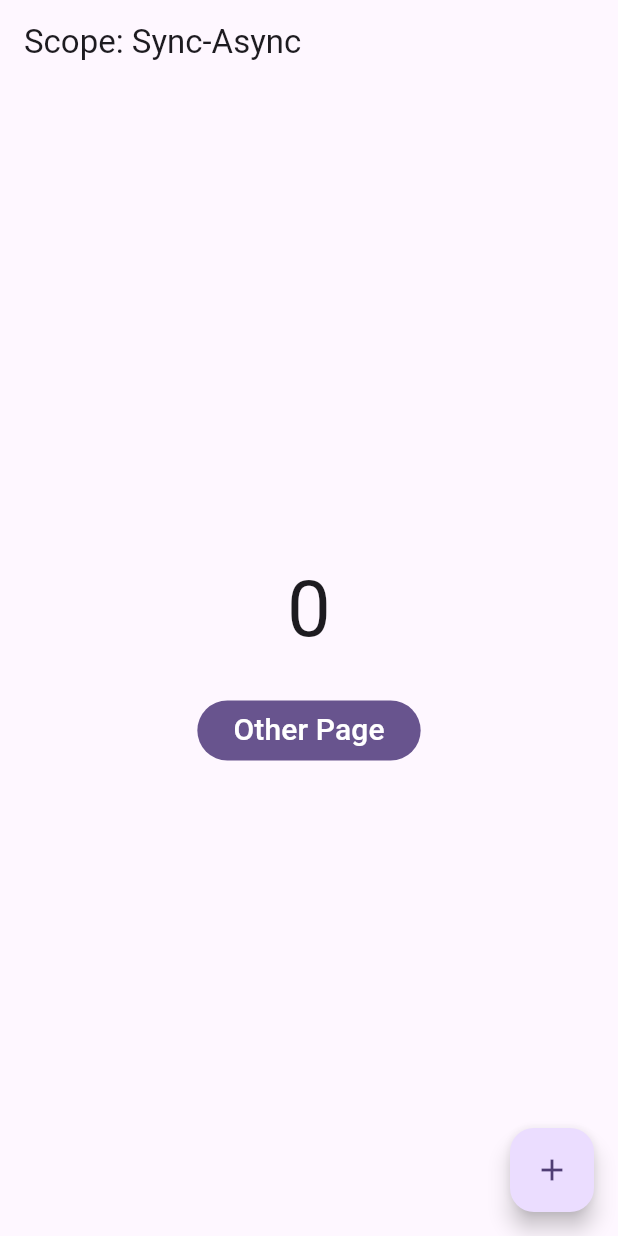
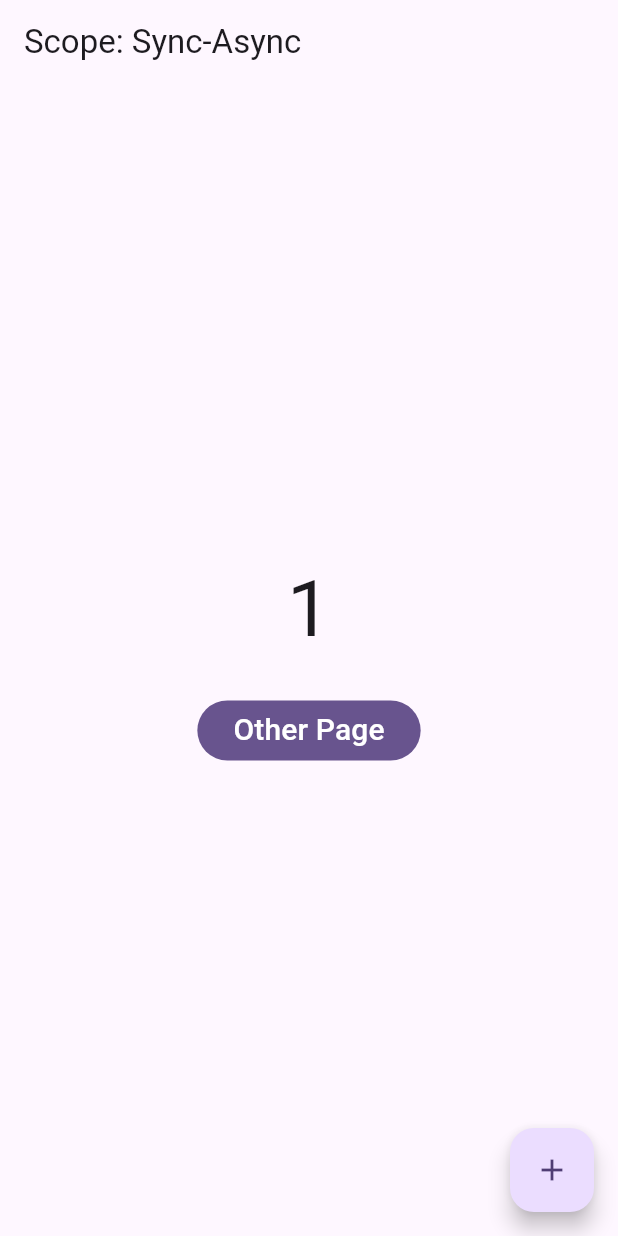
Before and after one commit to heavyfran/sync_provider_for_async_apis, a Flutter app: the screen it shows after launch, after a tap on the "add" icon, on a phone screen of 412 x 824 dp. Run offline on Flutter 3.47's test engine with Material 2 defaults, Android fonts, the phone set to English and light mode, and no system bars; our stand-ins replace flutter_riverpod, riverpod_annotation, shared_preferences; generated files the repository leaves out were written again.

```diff
--- /dev/null
+++ b/lib/counter_provider.dart
@@ -0,0 +1,25 @@
+import 'package:riverpod_annotation/riverpod_annotation.dart';
+
+import 'main.dart';
+
+part 'counter_provider.g.dart';
+
+@riverpod
+class Counter extends _$Counter {
+  @override
+  int build() {
+    final preferences = ref.watch(sharedPreferencesProvider);
+    final currentValue = preferences.getInt('counter') ?? 0;
+
+    ref.listenSelf((previous, next) {
+      print('previous: $previous, next: $next');
+      preferences.setInt('counter', next);
+    });
+
+    return currentValue;
+  }
+
+  void increment() {
+    state++;
+  }
+}
--- a/lib/main.dart
+++ b/lib/main.dart
@@ -1,12 +1,24 @@
 import 'package:flutter/material.dart';
 import 'package:flutter_riverpod/flutter_riverpod.dart';
+import 'package:riverpod_annotation/riverpod_annotation.dart';
+import 'package:shared_preferences/shared_preferences.dart';
 
 import 'my_home_page.dart';
 
-void main() {
+part 'main.g.dart';
+
+@riverpod
+SharedPreferences sharedPreferences(SharedPreferencesRef ref) {
+  throw UnimplementedError();
+}
+
+void main() async {
+  WidgetsFlutterBinding.ensureInitialized();
+  final prefs = await SharedPreferences.getInstance();
   runApp(
-    const ProviderScope(
-      child: MyApp(),
+    ProviderScope(
+      overrides: [sharedPreferencesProvider.overrideWithValue(prefs)],
+      child: const MyApp(),
     ),
   );
 }
--- a/lib/my_home_page.dart
+++ b/lib/my_home_page.dart
@@ -1,6 +1,7 @@
 import 'package:flutter/material.dart';
 import 'package:flutter_riverpod/flutter_riverpod.dart';
 
+import 'counter_provider.dart';
 import 'other_page.dart';
 
 class MyHomePage extends ConsumerWidget {
@@ -8,6 +9,8 @@ class MyHomePage extends ConsumerWidget {
 
   @override
   Widget build(BuildContext context, WidgetRef ref) {
+    final counter = ref.watch(counterProvider);
+
     return Scaffold(
       appBar: AppBar(
         title: const Text('Scope: Sync-Async'),
@@ -16,9 +19,9 @@ class MyHomePage extends ConsumerWidget {
         child: Column(
           mainAxisAlignment: MainAxisAlignment.center,
           children: [
-            const Text(
-              '0',
-              style: TextStyle(fontSize: 52),
+            Text(
+              '$counter',
+              style: const TextStyle(fontSize: 52),
             ),
             const SizedBox(height: 20.0),
             FilledButton(
@@ -40,7 +43,9 @@ class MyHomePage extends ConsumerWidget {
         ),
       ),
       floatingActionButton: FloatingActionButton(
-        onPressed: () {},
+        onPressed: () {
+          ref.read(counterProvider.notifier).increment();
+        },
         child: const Icon(Icons.add),
       ),
     );
```
Also changed, not shown: lib/other_page.dart (+13 -4 lines), lib/counter_provider.g.dart (added), lib/main.g.dart (added), 3 other files.
